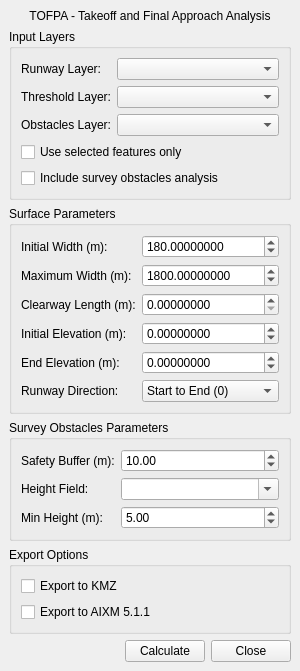
This is tofpa_panel_base.ui in FLYGHT7/tofpa as Qt 5 draws it before an edit. The edited form follows.
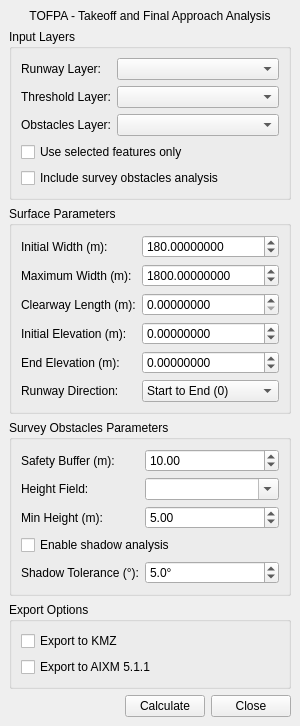
This is the edited form. Custom widgets are drawn as their Qt base class.

Commit message: Enhance TOFPA plugin: Add shadow analysis feature with UI controls for enabling analysis and setting shadow tolerance

```diff
--- a/tofpa_panel_base.ui
+++ b/tofpa_panel_base.ui
@@ -279,6 +279,45 @@
          </property>
         </widget>
        </item>
+       <item row="3" column="0" colspan="2">
+        <widget class="QCheckBox" name="enableShadowAnalysisCheckBox">
+         <property name="text">
+          <string>Enable shadow analysis</string>
+         </property>
+         <property name="toolTip">
+          <string>Analyze which critical obstacles are shadowed by others closer to takeoff point</string>
+         </property>
+        </widget>
+       </item>
+       <item row="4" column="0">
+        <widget class="QLabel" name="shadowToleranceLabel">
+         <property name="text">
+          <string>Shadow Tolerance (°):</string>
+         </property>
+        </widget>
+       </item>
+       <item row="4" column="1">
+        <widget class="QDoubleSpinBox" name="shadowToleranceSpin">
+         <property name="minimum">
+          <double>0.500000000000000</double>
+         </property>
+         <property name="maximum">
+          <double>30.000000000000000</double>
+         </property>
+         <property name="decimals">
+          <number>1</number>
+         </property>
+         <property name="value">
+          <double>5.0</double>
+         </property>
+         <property name="suffix">
+          <string>°</string>
+         </property>
+         <property name="toolTip">
+          <string>Angular tolerance for determining if an obstacle casts shadow on another</string>
+         </property>
+        </widget>
+       </item>
       </layout>
      </widget>
     </item>
```
The commit also changes 3 other files.
